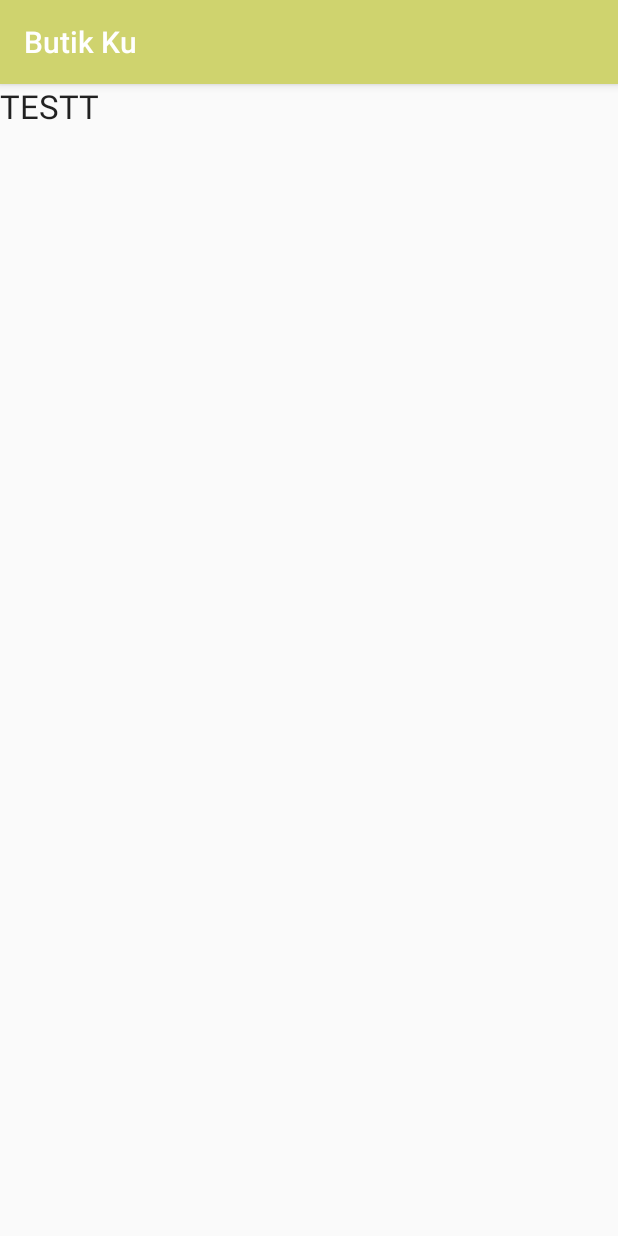
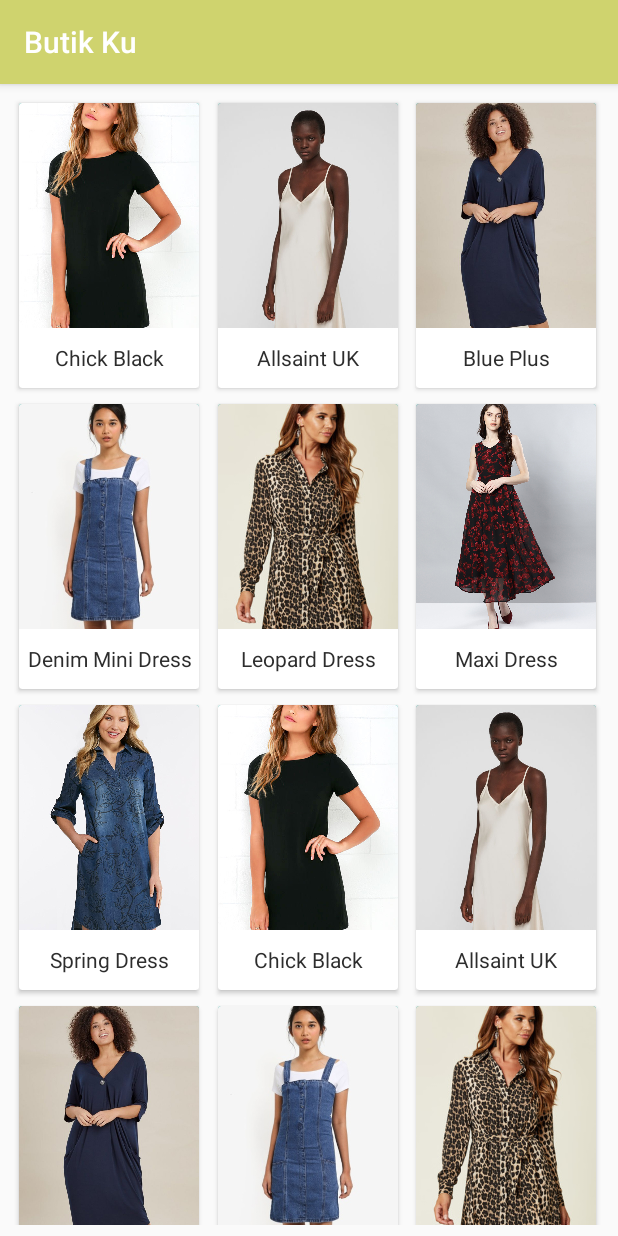
Before and after one commit to fardanalgi/butikku, an Android app: the IconDressDetail screen opened directly, with no data from a screen before it, on a phone screen of 412 x 824 dp. Run offline under Robolectric (Android 15) with nearby library versions, the phone set to English and light mode, and no system bars; 1 statement that could not run was skipped.

Commit message:
add icon dress detail

```diff
--- a/app/src/main/java/com/example/asus/myapplication/Fragment/FragmentHome.java
+++ b/app/src/main/java/com/example/asus/myapplication/Fragment/FragmentHome.java
@@ -11,12 +11,11 @@ import android.view.LayoutInflater;
 import android.view.View;
 import android.view.ViewGroup;
 import android.widget.Button;
-import android.widget.ViewFlipper;
 
 import com.example.asus.myapplication.Contact;
 import com.example.asus.myapplication.IconDressDetail;
 import com.example.asus.myapplication.R;
-import com.example.asus.myapplication.RecyclerViewAdapter;
+import com.example.asus.myapplication.RecyclerView.RecyclerViewAdapter;
 
 import java.util.ArrayList;
 import java.util.List;
--- a/app/src/main/java/com/example/asus/myapplication/IconDressDetail.java
+++ b/app/src/main/java/com/example/asus/myapplication/IconDressDetail.java
@@ -2,13 +2,44 @@ package com.example.asus.myapplication;
 
 import android.support.v7.app.AppCompatActivity;
 import android.os.Bundle;
+import android.support.v7.widget.GridLayoutManager;
+import android.support.v7.widget.RecyclerView;
+
+import com.example.asus.myapplication.RecyclerView.RecyclerViewAdapterDress;
+
+import java.util.ArrayList;
+import java.util.List;
 
 public class IconDressDetail extends AppCompatActivity {
+
+    List<Contact> lstContact;
 
     @Override
     protected void onCreate(Bundle savedInstanceState) {
         super.onCreate(savedInstanceState);
         setContentView(R.layout.icon_dress_detail);
 
+        lstContact = new ArrayList<>();
+        lstContact.add(new Contact("Chick Black","150.000",R.drawable.chicblackdress));
+        lstContact.add(new Contact("Allsaint UK","350.000",R.drawable.allsaintsuk));
+        lstContact.add(new Contact("Blue Plus","150.000",R.drawable.blueplussizedress));
+        lstContact.add(new Contact("Denim Mini Dress","250.000",R.drawable.denimminidress));
+        lstContact.add(new Contact("Leopard Dress","850.000",R.drawable.leopardshirtdress));
+        lstContact.add(new Contact("Maxi Dress","250.000",R.drawable.maxi));
+        lstContact.add(new Contact("Spring Dress","350.000",R.drawable.springdress));
+        lstContact.add(new Contact("Chick Black","150.000",R.drawable.chicblackdress));
+        lstContact.add(new Contact("Allsaint UK","350.000",R.drawable.allsaintsuk));
+        lstContact.add(new Contact("Blue Plus","150.000",R.drawable.blueplussizedress));
+        lstContact.add(new Contact("Denim Mini Dress","250.000",R.drawable.denimminidress));
+        lstContact.add(new Contact("Leopard Dress","850.000",R.drawable.leopardshirtdress));
+        lstContact.add(new Contact("Maxi Dress","250.000",R.drawable.maxi));
+        lstContact.add(new Contact("Spring Dress","350.000",R.drawable.springdress));
+
+
+        RecyclerView myrv = (RecyclerView) findViewById(R.id.recyclerview_id);
+        RecyclerViewAdapterDress myAdapter = new RecyclerViewAdapterDress(this,lstContact);
+        myrv.setLayoutManager(new GridLayoutManager(this,3));
+        myrv.setAdapter(myAdapter);
+
     }
 }
--- /dev/null
+++ b/app/src/main/java/com/example/asus/myapplication/RecyclerView/RecyclerViewAdapterDress.java
@@ -0,0 +1,83 @@
+package com.example.asus.myapplication.RecyclerView;
+
+import android.content.Context;
+import android.content.Intent;
+import android.support.annotation.NonNull;
+import android.support.v7.widget.CardView;
+import android.support.v7.widget.RecyclerView;
+import android.view.LayoutInflater;
+import android.view.View;
+import android.view.ViewGroup;
+import android.widget.ImageView;
+import android.widget.TextView;
+
+import com.example.asus.myapplication.Contact;
+import com.example.asus.myapplication.DialogHome;
+import com.example.asus.myapplication.R;
+
+import java.util.List;
+
+public class RecyclerViewAdapterDress extends RecyclerView.Adapter <RecyclerViewAdapterDress.MyViewHolder>{
+
+    private Context mContext;
+    private List<Contact> mData;
+
+    public RecyclerViewAdapterDress(Context mContext, List<Contact> mData) {
+        this.mContext = mContext;
+        this.mData = mData;
+    }
+
+    @NonNull
+    @Override
+    public MyViewHolder onCreateViewHolder(@NonNull ViewGroup parent, int viewType) {
+
+        View view;
+
+        LayoutInflater mInflater = LayoutInflater.from(mContext);
+        view = mInflater.inflate(R.layout.card_view_dress,parent,false);
+        return new MyViewHolder(view);
+    }
+
+    @Override
+    public void onBindViewHolder(@NonNull MyViewHolder holder, final int position) {
+
+        holder.tv_Nama.setText(mData.get(position).getName());
+        holder.img_photo.setImageResource(mData.get(position).getPhoto());
+        holder.cardView.setOnClickListener(new View.OnClickListener() {
+            @Override
+            public void onClick(View v) {
+
+                Intent i = new Intent(mContext, DialogHome.class);
+                i.putExtra("image",mData.get(position).getPhoto());
+                i.putExtra("nama",mData.get(position).getName());
+                i.putExtra("harga",mData.get(position).getHarga());
+                mContext.startActivity(i);
+
+
+            }
+        });
+
+
+    }
+
+    @Override
+    public int getItemCount() {
+        return mData.size();
+    }
+
+    public static class MyViewHolder extends RecyclerView.ViewHolder{
+
+        TextView tv_Nama;
+        ImageView img_photo;
+        CardView cardView;
+
+        public MyViewHolder(View itemView) {
+            super(itemView);
+
+            tv_Nama = (TextView) itemView.findViewById(R.id.book_title_id);
+            img_photo = (ImageView) itemView.findViewById(R.id.book_img_id);
+            cardView = (CardView) itemView.findViewById(R.id.cardView_id);
+
+        }
+    }
+}
--- /dev/null
+++ b/app/src/main/res/layout/card_view_dress.xml
@@ -0,0 +1,35 @@
+<?xml version="1.0" encoding="utf-8"?>
+<android.support.v7.widget.CardView xmlns:android="http://schemas.android.com/apk/res/android"
+    android:id="@+id/cardView_id"
+    android:layout_width="120dp"
+    android:layout_height="190dp"
+    android:clickable="true"
+    android:foreground="?android:attr/selectableItemBackground"
+    xmlns:app="http://schemas.android.com/apk/res-auto"
+    xmlns:cardview="http://schemas.android.com/tools"
+    android:layout_margin="5dp"
+    cardview:cardCornerRadius="4dp">
+
+    <LinearLayout
+        android:orientation="vertical"
+        android:layout_width="match_parent"
+        android:layout_height="match_parent">
+
+        <ImageView
+            android:id="@+id/book_img_id"
+            android:layout_width="match_parent"
+            android:layout_height="150dp"
+            android:scaleType="centerCrop"
+            android:background="@drawable/ic_launcher_background"/>
+
+        <TextView
+            android:id="@+id/book_title_id"
+            android:layout_width="match_parent"
+            android:layout_height="match_parent"
+            android:text="Nama"
+            android:gravity="center"
+            android:textColor="#2d2d2d"/>
+
+    </LinearLayout>
+
+</android.support.v7.widget.CardView>
--- a/app/src/main/res/layout/home_fragment.xml
+++ b/app/src/main/res/layout/home_fragment.xml
@@ -1,5 +1,5 @@
 <?xml version="1.0" encoding="utf-8"?>
-<ScrollView xmlns:android="http://schemas.android.com/apk/res/android"
+<LinearLayout xmlns:android="http://schemas.android.com/apk/res/android"
     android:layout_width="match_parent"
     android:layout_height="match_parent"
     xmlns:app="http://schemas.android.com/apk/res-auto">
@@ -106,4 +106,4 @@
     </LinearLayout>
 
 
-</ScrollView>
+</LinearLayout>
--- a/app/src/main/res/layout/icon_dress_detail.xml
+++ b/app/src/main/res/layout/icon_dress_detail.xml
@@ -6,10 +6,12 @@
     android:layout_height="match_parent"
     tools:context=".IconDressDetail">
 
-    <TextView
+    <android.support.v7.widget.RecyclerView
+        android:padding="7dp"
+        android:id="@+id/recyclerview_id"
         android:layout_width="match_parent"
-        android:layout_height="match_parent"
-        android:text="TESTT"
-        android:textAppearance="@style/TextAppearance.AppCompat.Large"/>
+        android:layout_height="match_parent">
+
+    </android.support.v7.widget.RecyclerView>
 
 </LinearLayout>
--- a/app/src/main/res/layout/item_home.xml
+++ b/app/src/main/res/layout/item_home.xml
@@ -5,9 +5,12 @@
     android:layout_height="wrap_content"
     android:orientation="horizontal"
     android:padding="5dp"
+    android:clickable="true"
+    android:foreground="?android:attr/selectableItemBackground"
     android:id="@+id/contact_item_id">
 
     <android.support.v7.widget.CardView
+
         android:layout_width="match_parent"
         android:layout_margin="3dp"
         android:layout_height="wrap_content"
```
Also changed, not shown: app/src/main/java/com/example/asus/myapplication/RecyclerView/RecyclerViewAdapter.java (renamed from app/src/main/java/com/example/asus/myapplication/RecyclerViewAdapter.java, +5 -3 lines), app/src/main/res/drawable/allsaintsuk.jpg (added), app/src/main/res/drawable/blueplussizedress.jpg (added), app/src/main/res/drawable/chicblackdress.jpg (added), app/src/main/res/drawable/denimminidress.jpg (added), app/src/main/res/drawable/icon_accessory.png (deleted), app/src/main/res/drawable/icon_heels.png (deleted), app/src/main/res/drawable/icon_polo.png (deleted), app/src/main/res/drawable/icon_shoe.png (deleted), app/src/main/res/drawable/leopardshirtdress.jpg (added), app/src/main/res/drawable/maxi.jpg (added), app/src/main/res/drawable/springdress.jpg (added).
